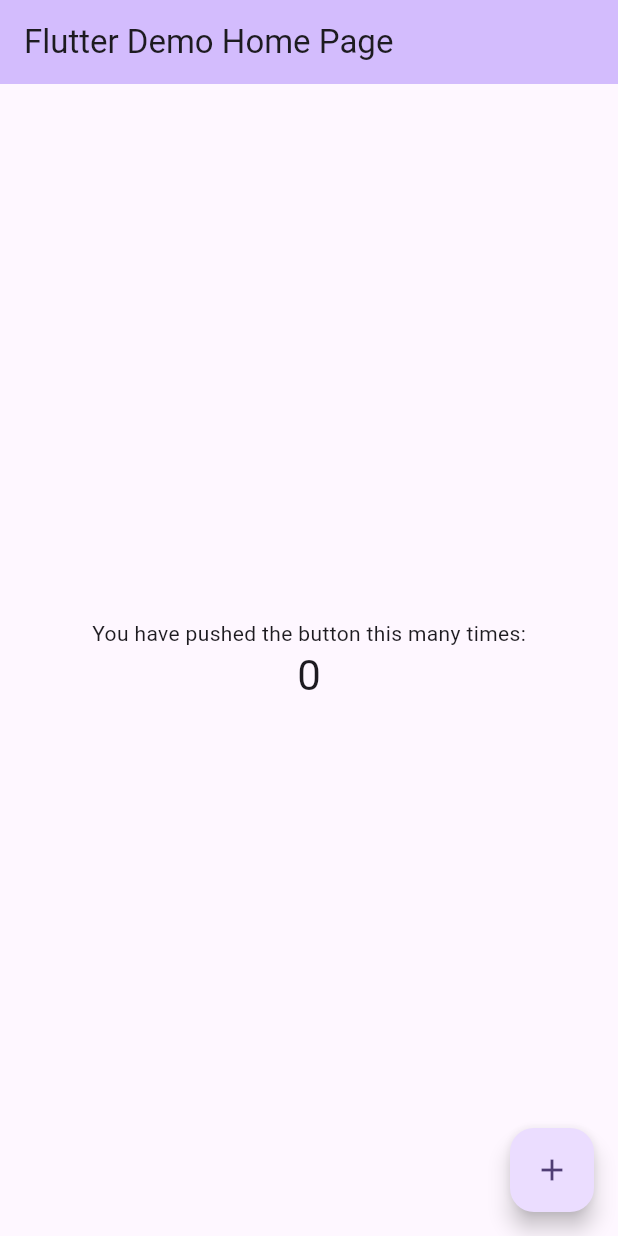
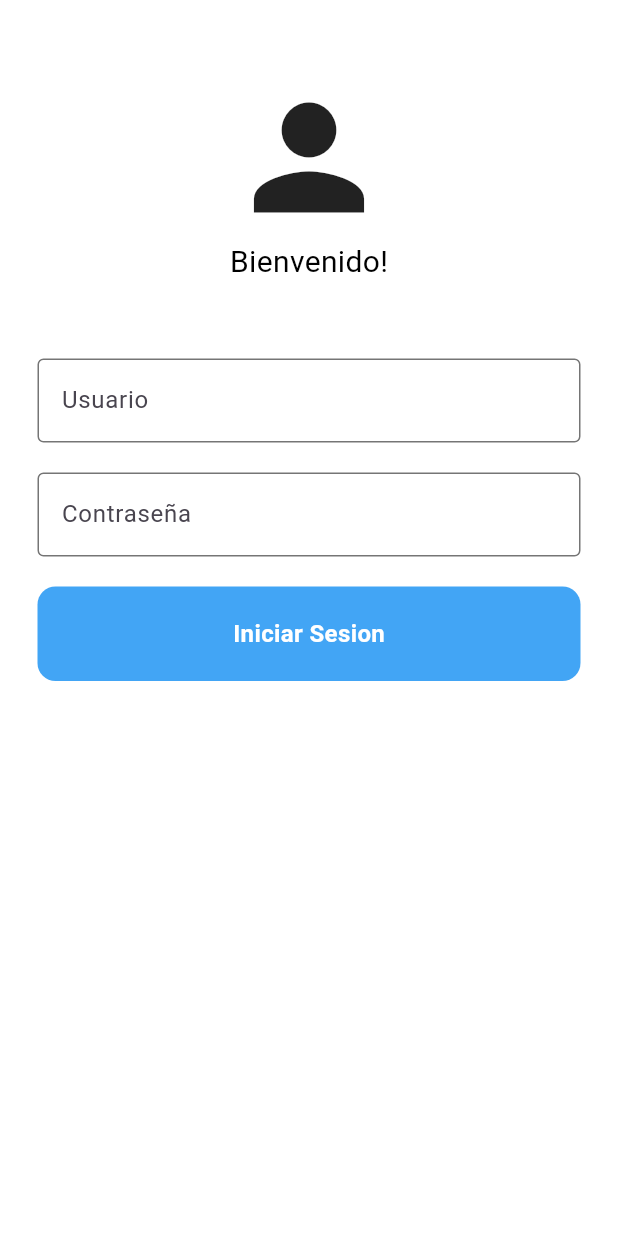
Before and after one commit to HaroldArguelloNic/mynapopizza, a Flutter app: the screen it shows after launch, on a phone screen of 412 x 824 dp. Run offline on Flutter 3.47's test engine with Material 3 defaults, Android fonts, the light colour scheme and no system bars.

Commit message:
Login Base

```diff
--- a/lib/main.dart
+++ b/lib/main.dart
@@ -1,125 +1,18 @@
 import 'package:flutter/material.dart';
+import 'package:mynapopizza/page/login_page.dart';
 
 void main() {
   runApp(const MyApp());
 }
 
-class MyApp extends StatelessWidget {
+class MyApp extends StatelessWidget{
   const MyApp({super.key});
 
-  // This widget is the root of your application.
   @override
-  Widget build(BuildContext context) {
-    return MaterialApp(
-      title: 'Flutter Demo',
-      theme: ThemeData(
-        // This is the theme of your application.
-        //
-        // TRY THIS: Try running your application with "flutter run". You'll see
-        // the application has a purple toolbar. Then, without quitting the app,
-        // try changing the seedColor in the colorScheme below to Colors.green
-        // and then invoke "hot reload" (save your changes or press the "hot
-        // reload" button in a Flutter-supported IDE, or press "r" if you used
-        // the command line to start the app).
-        //
-        // Notice that the counter didn't reset back to zero; the application
-        // state is not lost during the reload. To reset the state, use hot
-        // restart instead.
-        //
-        // This works for code too, not just values: Most code changes can be
-        // tested with just a hot reload.
-        colorScheme: ColorScheme.fromSeed(seedColor: Colors.deepPurple),
-        useMaterial3: true,
-      ),
-      home: const MyHomePage(title: 'Flutter Demo Home Page'),
+  Widget build(BuildContext context){
+    return  const MaterialApp(
+      debugShowCheckedModeBanner: false,
+      home:  LoginPage(),
     );
   }
 }
-
-class MyHomePage extends StatefulWidget {
-  const MyHomePage({super.key, required this.title});
-
-  // This widget is the home page of your application. It is stateful, meaning
-  // that it has a State object (defined below) that contains fields that affect
-  // how it looks.
-
-  // This class is the configuration for the state. It holds the values (in this
-  // case the title) provided by the parent (in this case the App widget) and
-  // used by the build method of the State. Fields in a Widget subclass are
-  // always marked "final".
-
-  final String title;
-
-  @override
-  State<MyHomePage> createState() => _MyHomePageState();
-}
-
-class _MyHomePageState extends State<MyHomePage> {
-  int _counter = 0;
-
-  void _incrementCounter() {
-    setState(() {
-      // This call to setState tells the Flutter framework that something has
-      // changed in this State, which causes it to rerun the build method below
-      // so that the display can reflect the updated values. If we changed
-      // _counter without calling setState(), then the build method would not be
-      // called again, and so nothing would appear to happen.
-      _counter++;
-    });
-  }
-
-  @override
-  Widget build(BuildContext context) {
-    // This method is rerun every time setState is called, for instance as done
-    // by the _incrementCounter method above.
-    //
-    // The Flutter framework has been optimized to make rerunning build methods
-    // fast, so that you can just rebuild anything that needs updating rather
-    // than having to individually change instances of widgets.
-    return Scaffold(
-      appBar: AppBar(
-        // TRY THIS: Try changing the color here to a specific color (to
-        // Colors.amber, perhaps?) and trigger a hot reload to see the AppBar
-        // change color while the other colors stay the same.
-        backgroundColor: Theme.of(context).colorScheme.inversePrimary,
-        // Here we take the value from the MyHomePage object that was created by
-        // the App.build method, and use it to set our appbar title.
-        title: Text(widget.title),
-      ),
-      body: Center(
-        // Center is a layout widget. It takes a single child and positions it
-        // in the middle of the parent.
-        child: Column(
-          // Column is also a layout widget. It takes a list of children and
-          // arranges them vertically. By default, it sizes itself to fit its
-          // children horizontally, and tries to be as tall as its parent.
-          //
-          // Column has various properties to control how it sizes itself and
-          // how it positions its children. Here we use mainAxisAlignment to
-          // center the children vertically; the main axis here is the vertical
-          // axis because Columns are vertical (the cross axis would be
-          // horizontal).
-          //
-          // TRY THIS: Invoke "debug painting" (choose the "Toggle Debug Paint"
-          // action in the IDE, or press "p" in the console), to see the
-          // wireframe for each widget.
-          mainAxisAlignment: MainAxisAlignment.center,
-          children: <Widget>[
-            const Text(
-              'You have pushed the button this many times:',
-            ),
-            Text(
-              '$_counter',
-              style: Theme.of(context).textTheme.headlineMedium,
-            ),
-          ],
-        ),
-      ),
-      floatingActionButton: FloatingActionButton(
-        onPressed: _incrementCounter,
-        tooltip: 'Increment',
-        child: const Icon(Icons.add),
-      ), // This trailing comma makes auto-formatting nicer for build methods.
-    );
-  }
-}
--- /dev/null
+++ b/lib/page/login_page.dart
@@ -0,0 +1,86 @@
+import 'package:flutter/material.dart';
+
+class LoginPage extends StatelessWidget {
+  const LoginPage({super.key});
+
+  @override
+  Widget build(BuildContext context) {
+    return Scaffold(
+      backgroundColor: Colors.white,
+      body: SafeArea(
+        child: Center(
+          child: Column(
+            children: [
+              const SizedBox(height: 50),
+              // Icono
+              const Icon(
+                Icons.person,
+                size: 110,
+              ),
+              const Text(
+                'Bienvenido!',
+                style: TextStyle(
+                  color: Colors.black,
+                  fontSize: 20,
+                ),
+              ),
+              const SizedBox(height: 40),
+              // Usuario TextField
+              const Padding(
+                padding: EdgeInsets.symmetric(horizontal: 25.0, vertical: 10.0),
+                child: TextField(
+                  decoration: InputDecoration(
+                    labelText: 'Usuario',
+                    enabledBorder: OutlineInputBorder(
+                      borderSide: BorderSide(color: Colors.black54),
+                    ),
+                    fillColor: Colors.white,
+                    filled: true,
+                  ),
+                ),
+              ),
+              // Contraseña TextField
+              const Padding(
+                padding: EdgeInsets.symmetric(horizontal: 25.0, vertical: 10.0),
+                child: TextField(
+                  obscureText: true,
+                  decoration: InputDecoration(
+                    labelText: 'Contraseña',
+                    enabledBorder: OutlineInputBorder(
+                      borderSide: BorderSide(color: Colors.black54),
+                    ),
+                    fillColor: Colors.white,
+                    filled: true,
+                  ),
+                ),
+              ),
+              // Botón de inicio de sesión
+              GestureDetector(
+                onTap: () {
+                },
+                child: Container(
+                  padding: const EdgeInsets.all(20),
+                  margin: const EdgeInsets.symmetric(horizontal: 25, vertical: 10),
+                  decoration: BoxDecoration(
+                    color: Colors.blue[400],
+                    borderRadius: BorderRadius.circular(12),
+                  ),
+                  child: const Center(
+                    child: Text(
+                      "Iniciar Sesion",
+                      style: TextStyle(
+                        color: Colors.white,
+                        fontWeight: FontWeight.bold,
+                        fontSize: 16,
+                      ),
+                    ),
+                  ),
+                ),
+              ),
+            ],
+          ),
+        ),
+      ),
+    );
+  }
+}
```
